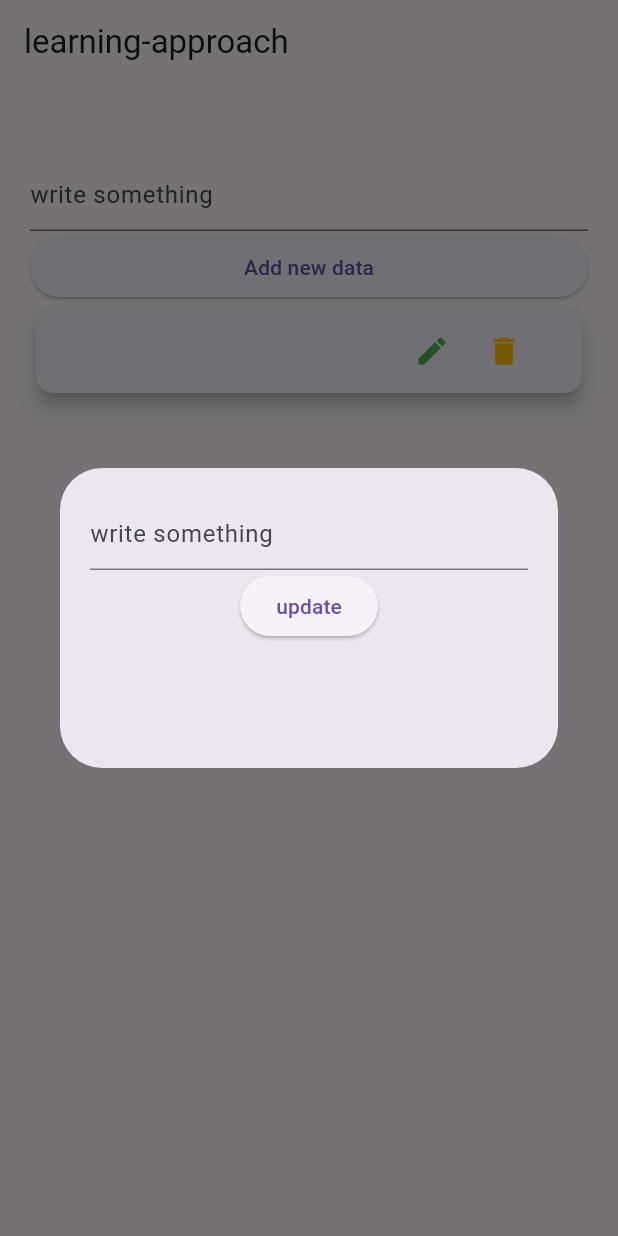
After one commit to Tanvir-Hasan2/Hive-DB-CRUD-all-Operations-for-flutter, a Flutter app: the Example screen opened by its route, after a tap on "Add new data", after a tap on the "edit" icon, on a phone screen of 412 x 824 dp. The commit adds this screen. Run offline on Flutter 3.47's test engine with Material 3 defaults, Android fonts, the light colour scheme and no system bars; our stand-ins replace fluttertoast, hive_flutter; accounts and stored records are empty.

Commit message:
added all crud operation on hive

```diff
--- /dev/null
+++ b/lib/hive_crud_op.dart
@@ -0,0 +1,138 @@
+import 'package:flutter/material.dart';
+import 'package:fluttertoast/fluttertoast.dart';
+import 'package:hive_flutter/hive_flutter.dart';
+
+class Example extends StatefulWidget {
+  @override
+  State<Example> createState() => _ExampleState();
+}
+
+class _ExampleState extends State<Example> {
+  Box? notepad;
+  @override
+  void initState() {
+    notepad = Hive.box('notepad');
+    super.initState();
+  }
+
+  TextEditingController _controller = TextEditingController();
+  TextEditingController _updateController = TextEditingController();
+  @override
+  Widget build(BuildContext context) {
+    return Scaffold(
+
+      appBar: AppBar(
+        title: Text('learning-approach'),
+        automaticallyImplyLeading: false,
+      ),
+      body: Padding(
+        padding: const EdgeInsets.only(left: 20, right: 20, top: 50),
+        child: Column(
+          children: [
+            TextField(
+              controller: _controller,
+              decoration: InputDecoration(hintText: 'write something'),
+            ),
+            SizedBox(
+              width: 400,
+              child: ElevatedButton(
+                onPressed: () async {
+                  try {
+                    final userInput = _controller.text;
+                    await notepad!.add(userInput);
+                    _controller.clear();
+                    Fluttertoast.showToast(msg: 'added successfully');
+                  } catch (e) {
+                    Fluttertoast.showToast(
+                      msg: e.toString(),
+                    );
+                  }
+                },
+                child: Text("Add new data"),
+              ),
+            ),
+            Expanded(
+              child: ValueListenableBuilder(
+                valueListenable: Hive.box('notepad').listenable(),
+                builder: (context, box, widget) {
+                  return ListView.builder(
+                    itemCount: notepad!.keys.toList().length,
+                    itemBuilder: (_, index) {
+                      return Card(
+                        elevation: 5,
+                        child: ListTile(
+                          title: Text(notepad!.getAt(index).toString()),
+                          trailing: SizedBox(
+                            width: 100,
+                            child: Row(
+                              children: [
+                                IconButton(
+                                    onPressed: () async {
+                                      showDialog(
+                                          context: context,
+                                          builder: (_) {
+                                            return Dialog(
+                                              child: Container(
+                                                height: 200,
+                                                child: Padding(
+                                                  padding: const EdgeInsets.all(
+                                                      20.0),
+                                                  child: Column(
+                                                    children: [
+                                                      TextField(
+                                                        controller:
+                                                        _updateController,
+                                                        decoration: InputDecoration(
+                                                            hintText:
+                                                            'write something'),
+                                                      ),
+                                                      ElevatedButton(
+                                                          onPressed: () async {
+                                                            final updatedData =
+                                                                _updateController
+                                                                    .text;
+                                                            notepad!.putAt(
+                                                                index,
+                                                                updatedData);
+                                                            _updateController.clear();
+                                                            Navigator.pop(context);
+                                                          },
+                                                          child: Text('update'))
+                                                    ],
+                                                  ),
+                                                ),
+                                              ),
+                                            );
+                                          });
+                                    },
+                                    icon: Icon(
+                                      Icons.edit,
+                                      color: Colors.green,
+                                    )),
+                                IconButton(
+                                    onPressed: () async {
+                                      await notepad!.deleteAt(index);
+                                      Fluttertoast.showToast(
+                                          msg: 'deleted successfully');
+                                    },
+                                    icon: Icon(
+                                      Icons.delete,
+                                      color: Colors.amber,
+                                    )),
+                              ],
+                            ),
+                          ),
+                        ),
+                      );
+                    },
+                  );
+                },
+              ),
+            ),
+          ],
+        ),
+      ),
+
+    );
+  }
+}
--- a/pubspec.yaml
+++ b/pubspec.yaml
@@ -62,9 +62,9 @@ flutter:
   uses-material-design: true
 
   # To add assets to your application, add an assets section, like this:
-  # assets:
-  #   - images/a_dot_burr.jpeg
-  #   - images/a_dot_ham.jpeg
+  assets:
+    - assets/
+
 
   # An image asset can refer to one or more resolution-specific "variants", see
   # https://flutter.dev/assets-and-images/#resolution-aware
```
Also changed, not shown: lib/main.dart (+17 -108 lines), lib/splash_screen.dart (added, +55 -0 lines), assets/logo.png (added).
